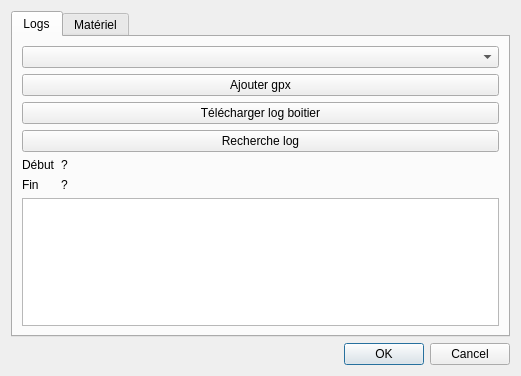
Before: the Qt Designer form seafoil-log-analyzer/ui/session.ui in ThomasLeMezo/seafoil-tools, drawn with Qt 5.
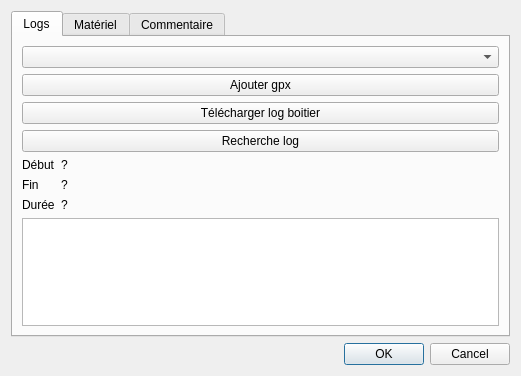
After: the same form once the commit is applied.

```diff
--- a/seafoil-log-analyzer/ui/session.ui
+++ b/seafoil-log-analyzer/ui/session.ui
@@ -59,7 +59,7 @@
          </property>
         </widget>
        </item>
-       <item row="7" column="0" colspan="2">
+       <item row="8" column="0" colspan="2">
         <widget class="QListView" name="listView_log"/>
        </item>
        <item row="6" column="0">
@@ -83,6 +83,20 @@
          </property>
         </widget>
        </item>
+       <item row="7" column="0">
+        <widget class="QLabel" name="label_12">
+         <property name="text">
+          <string>Durée</string>
+         </property>
+        </widget>
+       </item>
+       <item row="7" column="1">
+        <widget class="QLabel" name="label_duration">
+         <property name="text">
+          <string>?</string>
+         </property>
+        </widget>
+       </item>
       </layout>
      </widget>
      <widget class="QWidget" name="tab_2">
@@ -209,6 +223,16 @@
        </item>
       </layout>
      </widget>
+     <widget class="QWidget" name="tab_3">
+      <attribute name="title">
+       <string>Commentaire</string>
+      </attribute>
+      <layout class="QVBoxLayout" name="verticalLayout_2">
+       <item>
+        <widget class="QPlainTextEdit" name="plainTextEdit_comment"/>
+       </item>
+      </layout>
+     </widget>
     </widget>
    </item>
    <item>
```
